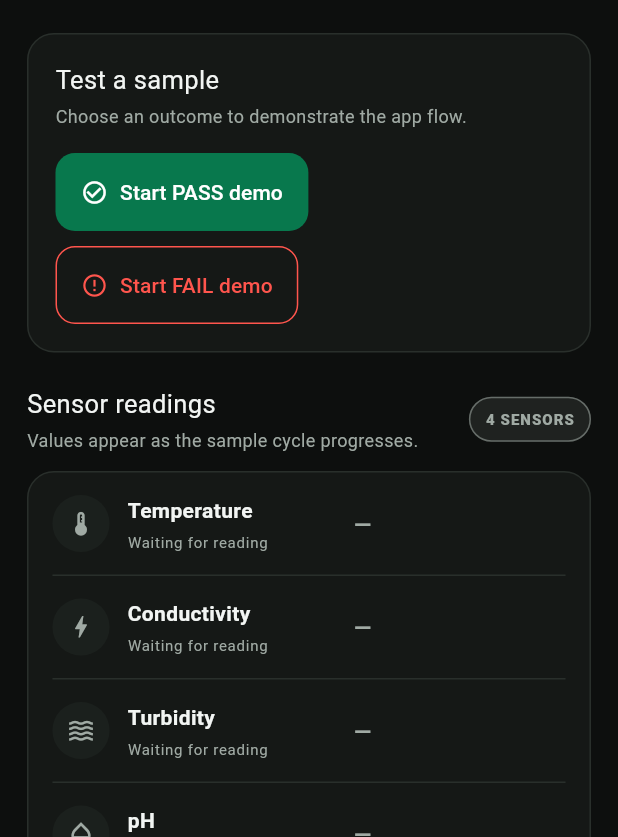
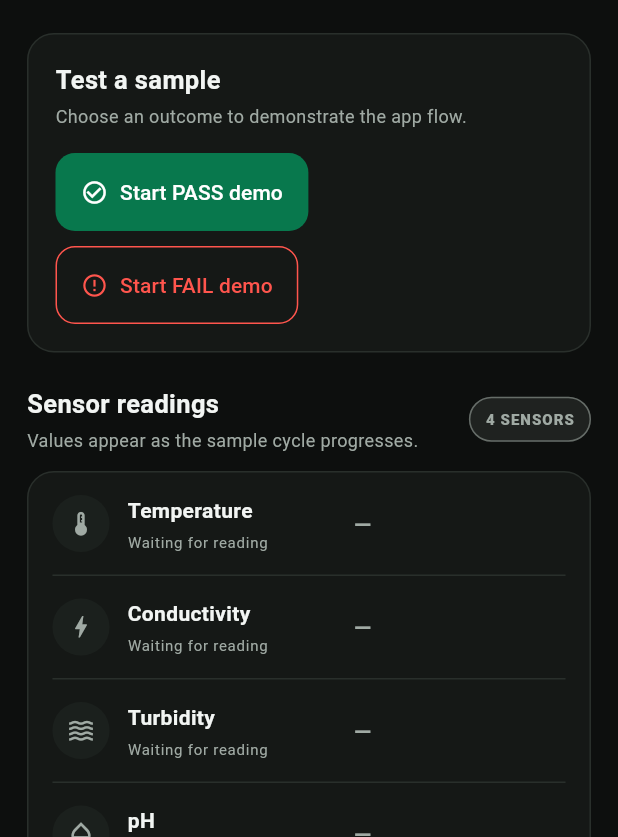
Before and after one commit to janidumadawa/cattle-disease-milk-quality-system, a Flutter app: the screen it shows after launch, on a phone screen of 412 x 824 dp, the part 399-1236 px from its top. Run offline on Flutter 3.47's test engine with Material 3 defaults, Android fonts, the phone set to English and light mode, and no system bars.

Commit message:
fix(mobile): keep dark dashboard Flutter-compatible

```diff
--- a/mobile/lib/main.dart
+++ b/mobile/lib/main.dart
@@ -256,7 +256,7 @@
                           width: 52,
                           height: 52,
                           decoration: BoxDecoration(
-                            color: _green.withValues(alpha: 0.19),
+                            color: _green.withOpacity(0.19),
                             borderRadius: BorderRadius.circular(16),
                           ),
                           child: const Icon(
@@ -665,7 +665,7 @@
           title,
           style: const TextStyle(
             fontSize: 17,
-            fontWeight: FontWeight.w750,
+            fontWeight: FontWeight.w700,
           ),
         ),
         const SizedBox(height: 5),
@@ -790,8 +790,8 @@
     return Container(
       padding: const EdgeInsets.symmetric(horizontal: 10, vertical: 7),
       decoration: BoxDecoration(
-        color: color.withValues(alpha: 0.12),
-        border: Border.all(color: color.withValues(alpha: 0.55)),
+        color: color.withOpacity(0.12),
+        border: Border.all(color: color.withOpacity(0.55)),
         borderRadius: BorderRadius.circular(999),
       ),
       child: Text(
```
